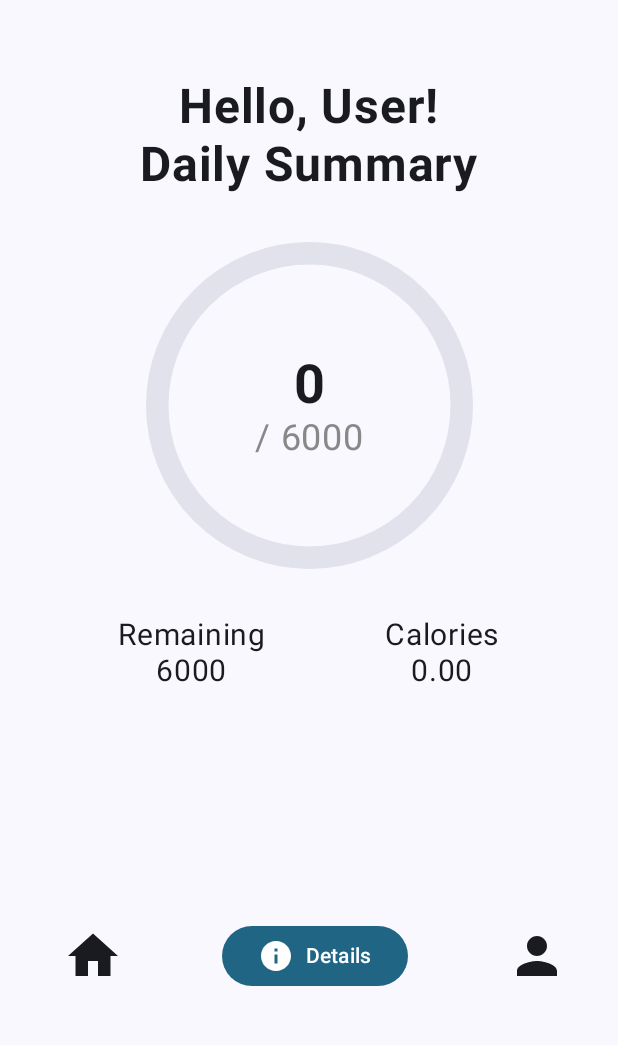
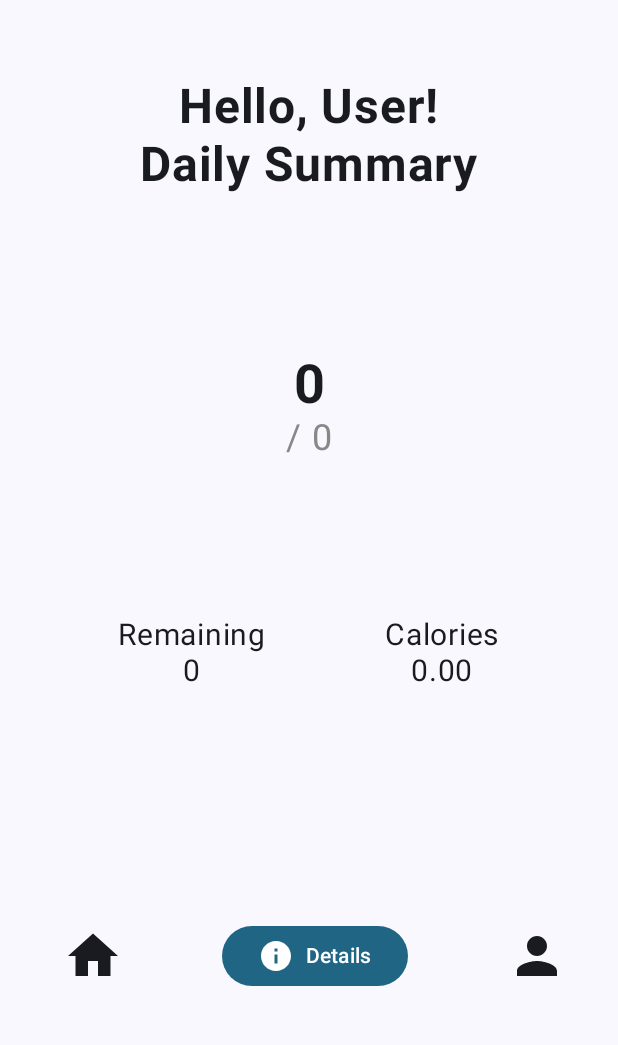
Before and after one commit to varelam-bzz/stepup, an Android app built with Jetpack Compose: the DetailsActivity screen opened directly, with no data from a screen before it, after a tap on "Home", on a phone screen of 412 x 824 dp, the part 175-1220 px from its top. Run offline under Robolectric (Android 15) with nearby library versions, the light colour scheme and no system bars; our stand-ins replace livedata-compose.

Commit message:
Create ViewModel (UserViewModel) for username and dailyStepGoal

```diff
--- a/app/build.gradle.kts
+++ b/app/build.gradle.kts
@@ -50,6 +50,7 @@ dependencies {
     implementation(libs.androidx.ui.tooling.preview)
     implementation(libs.androidx.material3)
     implementation(libs.accompanist.permissions)
+    implementation(libs.androidx.runtime.livedata)
     testImplementation(libs.junit)
     androidTestImplementation(libs.androidx.junit)
     androidTestImplementation(libs.androidx.espresso.core)
--- a/app/src/main/java/ch/matiasfederico/stepup/CalorieActivity.kt
+++ b/app/src/main/java/ch/matiasfederico/stepup/CalorieActivity.kt
@@ -4,6 +4,7 @@ import android.os.Bundle
 import androidx.activity.ComponentActivity
 import androidx.activity.compose.setContent
 import androidx.activity.enableEdgeToEdge
+import androidx.activity.viewModels
 import androidx.compose.foundation.layout.fillMaxSize
 import androidx.compose.material3.Surface
 import androidx.compose.ui.Modifier
@@ -11,8 +12,11 @@ import ch.matiasfederico.stepup.ui.components.CalorieCalculator
 import ch.matiasfederico.stepup.ui.components.Footer
 import ch.matiasfederico.stepup.ui.components.Header
 import ch.matiasfederico.stepup.ui.theme.StepupTheme
+import ch.matiasfederico.stepup.ui.viewmodels.UserViewModel
 
 class CalorieActivity : ComponentActivity() {
+    private val userViewModel: UserViewModel by viewModels()
+
     override fun onCreate(savedInstanceState: Bundle?) {
         super.onCreate(savedInstanceState)
         enableEdgeToEdge()
@@ -21,7 +25,7 @@ class CalorieActivity : ComponentActivity() {
             StepupTheme {
                 Surface(modifier = Modifier.fillMaxSize()) {
                     Header()
-                    CalorieCalculator()
+                    CalorieCalculator(userViewModel)
                     Footer(this)
                 }
             }
--- a/app/src/main/java/ch/matiasfederico/stepup/DetailsActivity.kt
+++ b/app/src/main/java/ch/matiasfederico/stepup/DetailsActivity.kt
@@ -6,6 +6,7 @@ import android.os.Bundle
 import androidx.activity.ComponentActivity
 import androidx.activity.compose.setContent
 import androidx.activity.enableEdgeToEdge
+import androidx.activity.viewModels
 import androidx.compose.foundation.layout.fillMaxSize
 import androidx.compose.material3.Surface
 import androidx.compose.ui.Modifier
@@ -13,8 +14,11 @@ import ch.matiasfederico.stepup.ui.components.DetailsScreen
 import ch.matiasfederico.stepup.ui.components.Footer
 import ch.matiasfederico.stepup.ui.components.Header
 import ch.matiasfederico.stepup.ui.theme.StepupTheme
+import ch.matiasfederico.stepup.ui.viewmodels.UserViewModel
 
 class DetailsActivity : ComponentActivity() {
+    private val userViewModel: UserViewModel by viewModels()
+
     override fun onCreate(savedInstanceState: Bundle?) {
         super.onCreate(savedInstanceState)
         enableEdgeToEdge()
@@ -23,8 +27,6 @@ class DetailsActivity : ComponentActivity() {
             getSharedPreferences("StepUpPrefs", Context.MODE_PRIVATE)
 
         val steps = sharedPreferences.getInt("steps", 0)
-        val caloriesBurned = sharedPreferences.getFloat("caloriesBurned", 0f)
-        val dailyGoal = sharedPreferences.getInt("dailyGoal", 0)
 
         setContent {
             StepupTheme {
@@ -32,8 +34,7 @@ class DetailsActivity : ComponentActivity() {
                     Header()
                     DetailsScreen(
                         steps = steps,
-                        caloriesBurned = caloriesBurned,
-                        dailyGoal = dailyGoal
+                        userViewModel = userViewModel
                     )
                     Footer(this)
                 }
--- a/app/src/main/java/ch/matiasfederico/stepup/MainActivity.kt
+++ b/app/src/main/java/ch/matiasfederico/stepup/MainActivity.kt
@@ -10,28 +10,28 @@ import android.os.Bundle
 import androidx.activity.ComponentActivity
 import androidx.activity.compose.setContent
 import androidx.activity.enableEdgeToEdge
+import androidx.activity.viewModels
 import androidx.compose.foundation.layout.fillMaxSize
 import androidx.compose.material3.Surface
 import androidx.compose.runtime.collectAsState
-import androidx.compose.runtime.getValue
-import androidx.compose.runtime.mutableIntStateOf
-import androidx.compose.runtime.mutableStateOf
-import androidx.compose.runtime.remember
 import androidx.compose.ui.Modifier
 import ch.matiasfederico.stepup.ui.components.Footer
 import ch.matiasfederico.stepup.ui.components.Header
 import ch.matiasfederico.stepup.ui.components.HomeScreen
 import ch.matiasfederico.stepup.ui.theme.StepupTheme
+import ch.matiasfederico.stepup.ui.viewmodels.UserViewModel
 import com.google.accompanist.permissions.ExperimentalPermissionsApi
 import com.google.accompanist.permissions.rememberPermissionState
 import kotlinx.coroutines.flow.MutableStateFlow
 import kotlinx.coroutines.flow.update
 
 class MainActivity : ComponentActivity(), SensorEventListener {
+    private val userViewModel: UserViewModel by viewModels()
     private val sensorManager: SensorManager by lazy {
         getSystemService(SENSOR_SERVICE) as SensorManager
     }
 
+    // TODO: change all of the bottom initialization maybe
     private var sensor: Sensor? = null
     private val counter = MutableStateFlow(0)
     private lateinit var sharedPreferences: SharedPreferences
@@ -42,9 +42,10 @@ class MainActivity : ComponentActivity(), SensorEventListener {
         super.onCreate(savedInstanceState)
         enableEdgeToEdge()
 
-        sensor = sensorManager.getDefaultSensor(Sensor.TYPE_STEP_COUNTER)
-        sharedPreferences = getSharedPreferences("stepup_prefs", MODE_PRIVATE)
-        counter.update { sharedPreferences.getInt("total_steps", 0) }
+        sensor =
+            sensorManager.getDefaultSensor(Sensor.TYPE_STEP_COUNTER) // TODO: maybe initialize differently
+        sharedPreferences = getSharedPreferences("StepupPrefs", MODE_PRIVATE)  // TODO: change
+        counter.update { sharedPreferences.getInt("totalSteps", 0) } // TODO: change
 
         setContent {
             StepupTheme {
@@ -55,16 +56,13 @@ class MainActivity : ComponentActivity(), SensorEventListener {
                     val steps = counterState.value
                     val calorieBurnRate = 0.04
                     val caloriesBurned = steps * calorieBurnRate
-                    val dailyGoal by remember { mutableIntStateOf(6000) }
-                    val username by remember { mutableStateOf("User") }
 
                     Header()
                     HomeScreen(
-                        username = username,
                         permission = permission,
                         steps = steps,
                         caloriesBurned = caloriesBurned,
-                        dayGoal = dailyGoal
+                        userViewModel = userViewModel
                     )
                     Footer(this)
                 }
@@ -83,7 +81,7 @@ class MainActivity : ComponentActivity(), SensorEventListener {
         super.onPause()
         sensorManager.unregisterListener(this)
 
-        sharedPreferences.edit().putInt("total_steps", counter.value).apply()
+        sharedPreferences.edit().putInt("totalSteps", counter.value).apply()
     }
 
     override fun onSensorChanged(event: SensorEvent?) {
@@ -95,7 +93,7 @@ class MainActivity : ComponentActivity(), SensorEventListener {
                 val currentStepCount = sensorEvent.values[0] - (initialStepCount ?: 0f)
                 counter.update {
                     (currentStepCount + sharedPreferences.getInt(
-                        "total_steps", 0
+                        "totalSteps", 0
                     )).toInt()
                 }
             }
--- a/app/src/main/java/ch/matiasfederico/stepup/ui/components/CalorieCalculator.kt
+++ b/app/src/main/java/ch/matiasfederico/stepup/ui/components/CalorieCalculator.kt
@@ -23,9 +23,10 @@ import androidx.compose.ui.text.input.KeyboardType
 import androidx.compose.ui.text.style.TextAlign
 import androidx.compose.ui.unit.dp
 import androidx.core.text.isDigitsOnly
+import ch.matiasfederico.stepup.ui.viewmodels.UserViewModel
 
 @Composable
-fun CalorieCalculator() {
+fun CalorieCalculator(userViewModel: UserViewModel) {
     var calories by remember { mutableIntStateOf(0) }
 
     Column(
@@ -60,7 +61,8 @@ fun CalorieCalculator() {
 
         Button(
             onClick = {
-                // Save user preferences or perform desired action
+                userViewModel.saveDailyStepGoal(calories * 20)
+                userViewModel.savePreferences()
             },
             modifier = Modifier
                 .fillMaxWidth()
--- a/app/src/main/java/ch/matiasfederico/stepup/ui/components/DetailsScreen.kt
+++ b/app/src/main/java/ch/matiasfederico/stepup/ui/components/DetailsScreen.kt
@@ -20,15 +20,23 @@ import androidx.compose.material3.Icon
 import androidx.compose.material3.LinearProgressIndicator
 import androidx.compose.material3.Text
 import androidx.compose.runtime.Composable
+import androidx.compose.runtime.getValue
+import androidx.compose.runtime.livedata.observeAsState
 import androidx.compose.ui.Alignment
 import androidx.compose.ui.Modifier
 import androidx.compose.ui.graphics.Color
 import androidx.compose.ui.text.font.FontWeight
 import androidx.compose.ui.unit.dp
 import androidx.compose.ui.unit.sp
+import ch.matiasfederico.stepup.ui.viewmodels.UserViewModel
 
 @Composable
-fun DetailsScreen(steps: Int, caloriesBurned: Float, dailyGoal: Int) {
+fun DetailsScreen(
+    steps: Int, userViewModel: UserViewModel
+) {
+    val dailyStepGoal by userViewModel.dailyStepGoal.observeAsState(0)
+    val caloriesBurned = steps * 0.04f
+
     Column(
         modifier = Modifier
             .fillMaxSize()
@@ -40,24 +48,24 @@ fun DetailsScreen(steps: Int, caloriesBurned: Float, dailyGoal: Int) {
             title = "Daily Summary",
             steps = steps,
             caloriesBurned = caloriesBurned,
-            progress = steps.toFloat() / dailyGoal,
-            goal = dailyGoal
+            progress = steps.toFloat() / dailyStepGoal,
+            goal = dailyStepGoal
         )
 
         SummaryCard(
             title = "Weekly Summary",
             steps = steps * 7,
             caloriesBurned = caloriesBurned * 7,
-            progress = steps.toFloat() / (dailyGoal * 7),
-            goal = dailyGoal * 7
+            progress = steps.toFloat() / (dailyStepGoal * 7),
+            goal = dailyStepGoal * 7
         )
 
         SummaryCard(
             title = "Monthly Summary",
             steps = steps * 30,
             caloriesBurned = caloriesBurned * 30,
-            progress = steps.toFloat() / (dailyGoal * 30),
-            goal = dailyGoal * 30
+            progress = steps.toFloat() / (dailyStepGoal * 30),
+            goal = dailyStepGoal * 30
         )
     }
 }
--- a/app/src/main/java/ch/matiasfederico/stepup/ui/components/HomeScreen.kt
+++ b/app/src/main/java/ch/matiasfederico/stepup/ui/components/HomeScreen.kt
@@ -14,12 +14,15 @@ import androidx.compose.material3.CircularProgressIndicator
 import androidx.compose.material3.MaterialTheme
 import androidx.compose.material3.Text
 import androidx.compose.runtime.Composable
+import androidx.compose.runtime.getValue
+import androidx.compose.runtime.livedata.observeAsState
 import androidx.compose.ui.Alignment
 import androidx.compose.ui.Modifier
 import androidx.compose.ui.graphics.Color
 import androidx.compose.ui.text.font.FontWeight
 import androidx.compose.ui.unit.dp
 import androidx.compose.ui.unit.sp
+import ch.matiasfederico.stepup.ui.viewmodels.UserViewModel
 import com.google.accompanist.permissions.ExperimentalPermissionsApi
 import com.google.accompanist.permissions.PermissionState
 import com.google.accompanist.permissions.isGranted
@@ -28,8 +31,14 @@ import com.google.accompanist.permissions.shouldShowRationale
 @OptIn(ExperimentalPermissionsApi::class)
 @Composable
 fun HomeScreen(
-    username: String, permission: PermissionState, steps: Int, caloriesBurned: Double, dayGoal: Int
+    permission: PermissionState,
+    steps: Int,
+    caloriesBurned: Double,
+    userViewModel: UserViewModel
 ) {
+    val username by userViewModel.username.observeAsState("")
+    val dailyStepGoal by userViewModel.dailyStepGoal.observeAsState(0)
+
     Column(
         modifier = Modifier
             .fillMaxSize()
@@ -38,7 +47,7 @@ fun HomeScreen(
         verticalArrangement = Arrangement.Center
     ) {
         Text(
-            text = "Hello, $username!",
+            text = if (username.isNotEmpty()) "Hello, $username!" else "Hello, User!",
             fontSize = 32.sp,
             fontWeight = FontWeight.Bold
         )
@@ -53,7 +62,7 @@ fun HomeScreen(
             permission.status.isGranted -> {
                 CircularProgressWithLabel(
                     steps = steps,
-                    dailyGoal = dayGoal
+                    dailyGoal = dailyStepGoal
                 )
 
                 Row(
@@ -62,7 +71,7 @@ fun HomeScreen(
                 ) {
                     Column(horizontalAlignment = Alignment.CenterHorizontally) {
                         Text(text = "Remaining", fontSize = 20.sp)
-                        Text(text = "${dayGoal - steps}", fontSize = 20.sp)
+                        Text(text = "${dailyStepGoal - steps}", fontSize = 20.sp)
                     }
                     Column(horizontalAlignment = Alignment.CenterHorizontally) {
                         Text(text = "Calories", fontSize = 20.sp)
--- /dev/null
+++ b/app/src/main/java/ch/matiasfederico/stepup/ui/viewmodels/UserViewModel.kt
@@ -0,0 +1,38 @@
+package ch.matiasfederico.stepup.ui.viewmodels
+
+import android.app.Application
+import android.content.Context
+import android.content.SharedPreferences
+import androidx.lifecycle.AndroidViewModel
+import androidx.lifecycle.LiveData
+import androidx.lifecycle.MutableLiveData
+import androidx.lifecycle.viewModelScope
+import kotlinx.coroutines.launch
+
+class UserViewModel(application: Application) : AndroidViewModel(application) {
+    private val sharedPreferences: SharedPreferences = application.getSharedPreferences("StepupPrefs", Context.MODE_PRIVATE)
+
+    private val _username = MutableLiveData<String>(sharedPreferences.getString("username", "") ?: "")
+    val username: LiveData<String> get() = _username
+
+    private val _dailyStepGoal = MutableLiveData<Int>(sharedPreferences.getInt("dailyStepGoal", 0))
+    val dailyStepGoal: LiveData<Int> get() = _dailyStepGoal
+
+    fun saveUsername(newUsername: String) {
+        viewModelScope.launch {
+            _username.value = newUsername
+        }
+    }
+
+    fun saveDailyStepGoal(newGoal: Int) {
+        viewModelScope.launch {
+            sharedPreferences.edit().putInt("dailyStepGoal", newGoal).apply()
+            _dailyStepGoal.value = newGoal
+        }
+    }
+
+    fun savePreferences() {
+        sharedPreferences.edit().putString("username", username.value).apply()
+        dailyStepGoal.value?.let { sharedPreferences.edit().putInt("dailyStepGoal", it).apply() }
+    }
+}
--- a/gradle/libs.versions.toml
+++ b/gradle/libs.versions.toml
@@ -9,10 +9,12 @@ espressoCore = "3.5.1"
 lifecycleRuntimeKtx = "2.6.1"
 activityCompose = "1.8.0"
 composeBom = "2024.04.01"
+runtimeLivedata = "1.7.5"
 
 [libraries]
 accompanist-permissions = { module = "com.google.accompanist:accompanist-permissions", version.ref = "accompanistPermissions" }
 androidx-core-ktx = { group = "androidx.core", name = "core-ktx", version.ref = "coreKtx" }
+androidx-runtime-livedata = { module = "androidx.compose.runtime:runtime-livedata", version.ref = "runtimeLivedata" }
 junit = { group = "junit", name = "junit", version.ref = "junit" }
 androidx-junit = { group = "androidx.test.ext", name = "junit", version.ref = "junitVersion" }
 androidx-espresso-core = { group = "androidx.test.espresso", name = "espresso-core", version.ref = "espressoCore" }
```
Also changed, not shown: app/src/main/java/ch/matiasfederico/stepup/UserActivity.kt (+8 -6 lines), app/src/main/java/ch/matiasfederico/stepup/ui/components/User.kt (+17 -17 lines).
